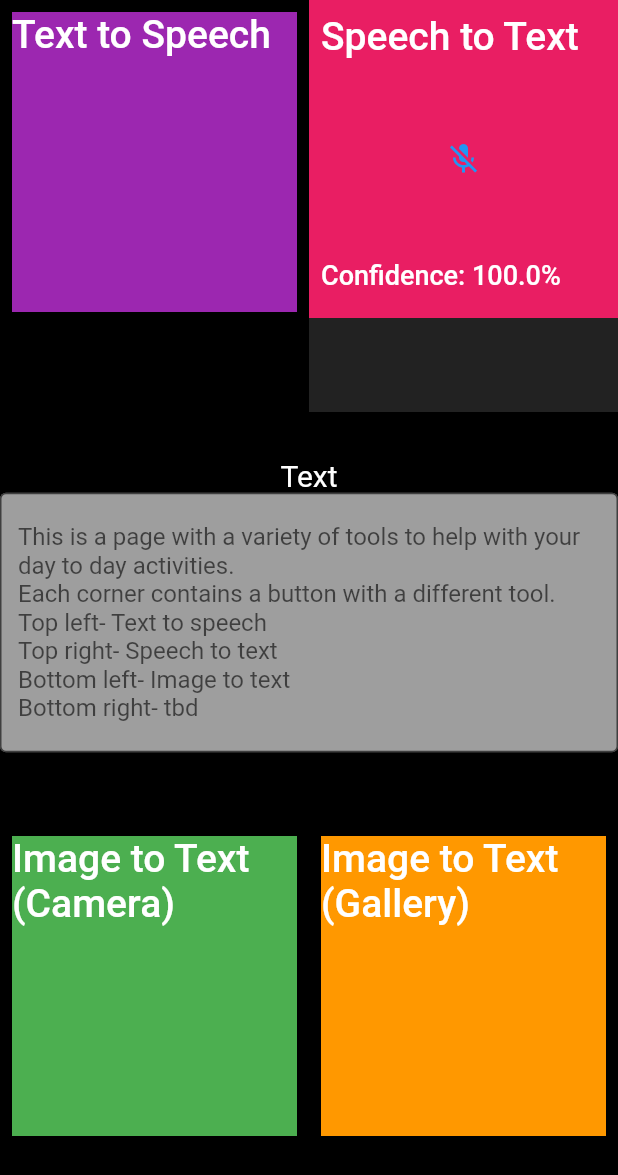
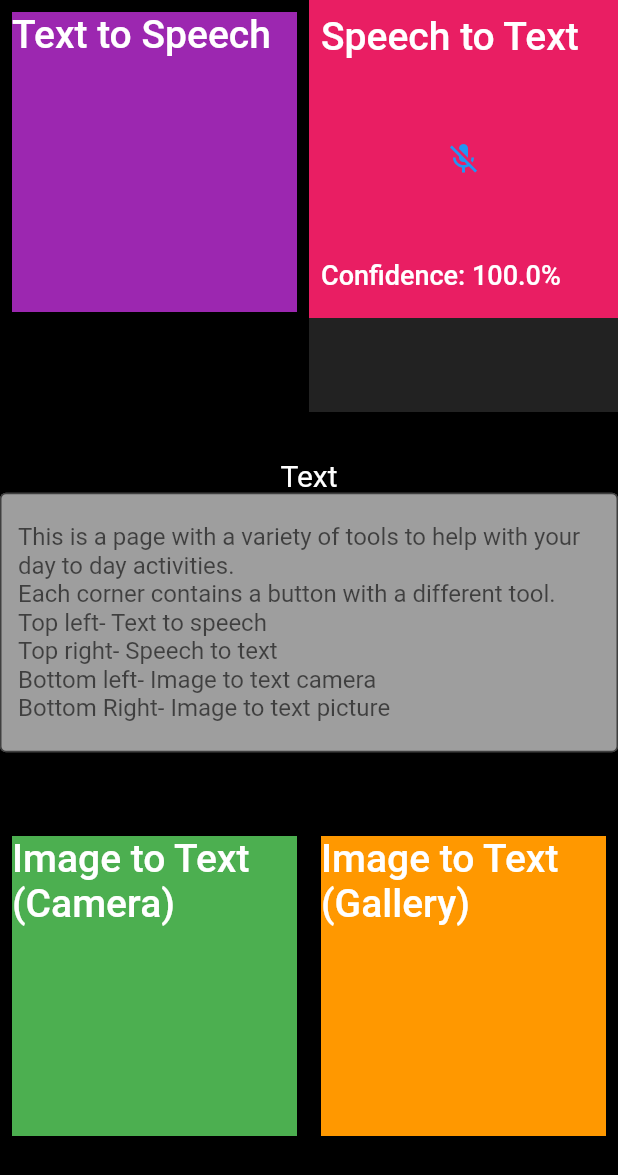
Before and after one commit to joshuagalvez11/OraSee, a Flutter app: the MyTestPage screen opened directly, after a tap on "Text to Speech", on a phone screen of 412 x 824 dp. Shown: the top 1175 px of the screen. Run offline on Flutter 3.47's test engine with Material 2 defaults, Android fonts, the phone set to English and light mode, and no system bars; our stand-ins replace cloud_firestore, firebase_auth, firebase_core, flutter_tts, fluttertoast, google_sign_in and 3 more; missing offline and left inert: agora_rtc_engine, alan_voice, flutter_facebook_auth, google_ml_kit; accounts and stored records are empty.

Commit message:
ui fixes

```diff
--- a/orasee/lib/screens/test.dart
+++ b/orasee/lib/screens/test.dart
@@ -68,7 +68,7 @@ class _MyTestPageState extends State<MyTestPage> {
   void _speak() async {
     await flutterTts.setVolume(1);
     await flutterTts.setPitch(.8);
-    await flutterTts.setSpeechRate(.8);
+    await flutterTts.setSpeechRate(.7);
     await flutterTts.setLanguage("en-US");
     var txt = "";
     if(controller.text == ""){
@@ -194,6 +194,9 @@ class _MyTestPageState extends State<MyTestPage> {
                   ),
                   Expanded(
                       child:
+                          new GestureDetector(
+                              onTap: _listen,
+                              child:
                           new Column(
                           children: [
                           Container(
@@ -203,7 +206,7 @@ class _MyTestPageState extends State<MyTestPage> {
                               children: <Widget>[
                                 TextButton(
                                   // onPressed: _speechToText.isNotListening ? _startListening : _stopListening,
-                                    onPressed: _listen,
+                                  onPressed: (){},
                                   child: Container(
                                     color: Colors.pink,
                                     width: 200,
@@ -225,6 +228,7 @@ class _MyTestPageState extends State<MyTestPage> {
                           children: <Widget>[
                             TextButton(
                               // onPressed: _speechToText.isNotListening ? _startListening : _stopListening,
+                              // onPressed: _listen,
                               onPressed: _listen,
                               child: Container(
                                   color: Colors.pink,
@@ -247,7 +251,7 @@ class _MyTestPageState extends State<MyTestPage> {
                           children: <Widget>[
                             TextButton(
                               // onPressed: _speechToText.isNotListening ? _startListening : _stopListening,
-                                    onPressed: _listen,
+                              onPressed: (){},
                               child: Container(
                                   color: Colors.pink,
                                   width: 200,
@@ -269,6 +273,8 @@ class _MyTestPageState extends State<MyTestPage> {
                       ),
                       ]
                   )
+                          )
+
 
 
                     // Container(
@@ -316,7 +322,7 @@ class _MyTestPageState extends State<MyTestPage> {
                           filled: true,
                           fillColor: Colors.grey,
                           border: OutlineInputBorder(),
-                          hintText: 'This is a page with a variety of tools to help with your day to day activities.\nEach corner contains a button with a different tool.\nTop left- Text to speech\nTop right- Speech to text\nBottom left- Image to text\nBottom right- tbd',
+                          hintText: 'This is a page with a variety of tools to help with your day to day activities.\nEach corner contains a button with a different tool.\nTop left- Text to speech\nTop right- Speech to text\nBottom left- Image to text camera\nBottom Right- Image to text picture',
                         ),
                       ),
                     ),
```
Also changed, not shown: 1 other file. Lines whose indentation alone changed are shown as unchanged.
